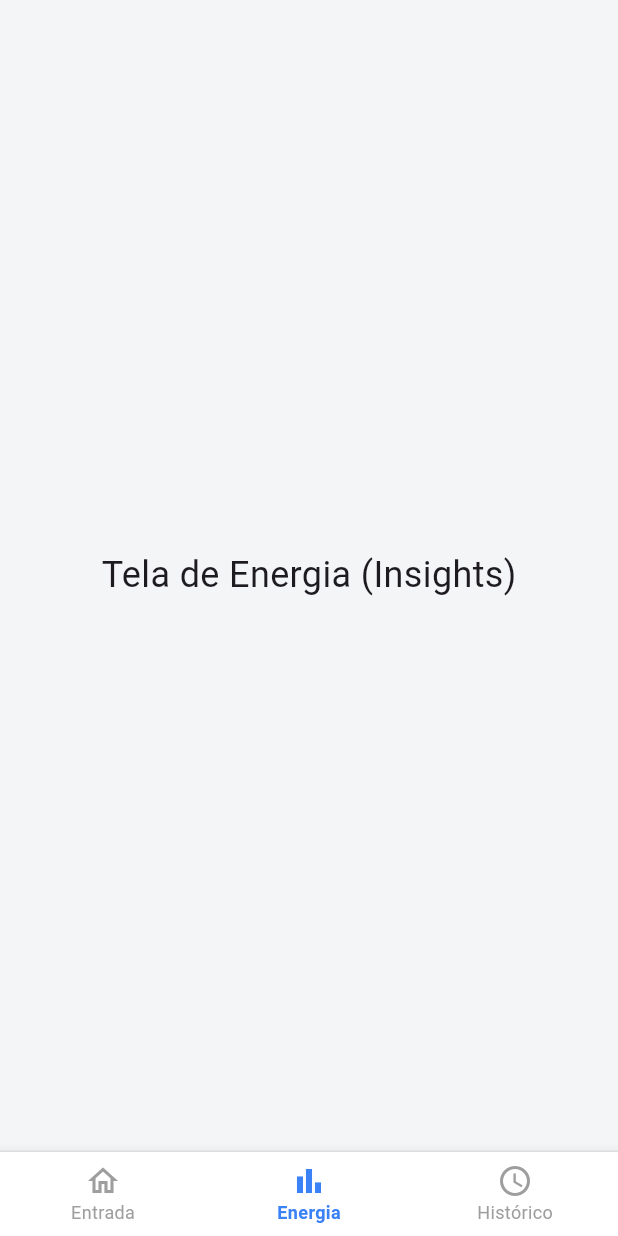
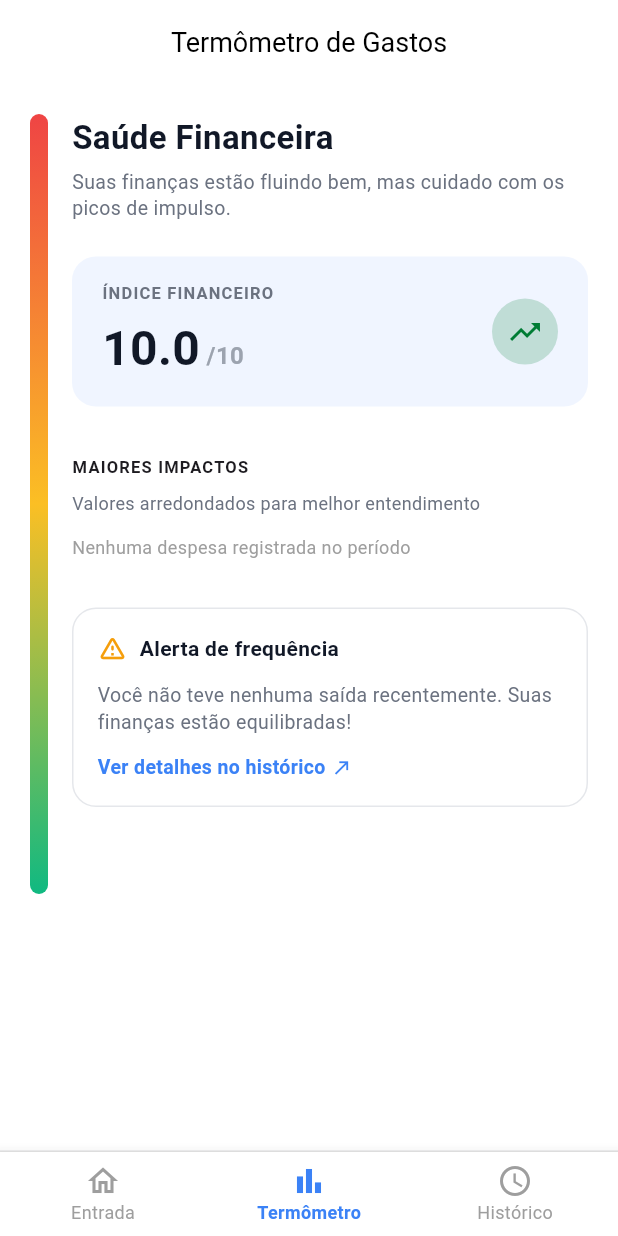
Before and after one commit to joaoelias1921/finance-flutter, a Flutter app: the screen it shows after launch, item 2 of the bottom bar chosen, on a phone screen of 412 x 824 dp. Run offline on Flutter 3.47's test engine with Material 3 defaults, Android fonts, the light colour scheme and no system bars; our stand-ins replace shared_preferences.

Commit message:
feat: implement insights screen + adjustments

```diff
--- a/lib/main.dart
+++ b/lib/main.dart
@@ -1,5 +1,6 @@
 import 'package:flutter/material.dart';
 import 'screens/entry_screen.dart';
+import 'screens/insights/insights_screen.dart';
 import 'screens/history_screen.dart';
 
 void main() {
@@ -33,18 +34,22 @@ class MainNavigationScreen extends StatefulWidget {
 class _MainNavigationScreenState extends State<MainNavigationScreen> {
   int _currentIndex = 0;
 
-  final List<Widget> _screens = [
-    EntryScreen(),
-    Center(
-      child: Text('Tela de Energia (Insights)', style: TextStyle(fontSize: 24)),
-    ),
-    HistoryScreen(),
-  ];
-
   @override
   Widget build(BuildContext context) {
+    final List<Widget> screens = [
+      const EntryScreen(),
+      InsightsScreen(
+        onNavigateToHistory: () {
+          setState(() {
+            _currentIndex = 2;
+          });
+        },
+      ),
+      const HistoryScreen(),
+    ];
+
     return Scaffold(
-      body: _screens[_currentIndex],
+      body: screens[_currentIndex],
       bottomNavigationBar: Container(
         decoration: BoxDecoration(
           border: Border(top: BorderSide(color: Color(0xFFE5E5E5), width: 1)),
@@ -74,7 +79,7 @@ class _MainNavigationScreenState extends State<MainNavigationScreen> {
             BottomNavigationBarItem(
               icon: Icon(Icons.bar_chart_outlined),
               activeIcon: Icon(Icons.bar_chart),
-              label: 'Energia',
+              label: 'Termômetro',
             ),
             BottomNavigationBarItem(
               icon: Icon(Icons.access_time),
--- a/lib/screens/history_screen.dart
+++ b/lib/screens/history_screen.dart
@@ -112,6 +112,13 @@ class _HistoryScreenState extends State<HistoryScreen> {
     });
   }
 
+  Future<void> _clearTransactions() async {
+    setState(() => _isLoading = true);
+    await _transactionService.clearAll();
+    _transactions = [];
+    setState(() => _isLoading = false);
+  }
+
   Map<String, List<Transaction>> get _groupedTransactions {
     final Map<String, List<Transaction>> grouped = {};
     for (var transaction in _transactions) {
@@ -148,6 +155,10 @@ class _HistoryScreenState extends State<HistoryScreen> {
         ),
         centerTitle: true,
         actions: [
+          IconButton(
+            icon: Icon(Icons.delete_forever, color: Colors.redAccent, size: 24),
+            onPressed: _clearTransactions, // Permite recarregar manualmente
+          ),
           IconButton(
             icon: Icon(Icons.refresh, color: Colors.black, size: 24),
             onPressed: _loadTransactions, // Permite recarregar manualmente
--- /dev/null
+++ b/lib/screens/insights/insights_calculator.dart
@@ -0,0 +1,178 @@
+import 'package:flutter/material.dart';
+import '../../models/transaction_model.dart';
+
+class CategoryImpact {
+  final String label;
+  final double totalAmount;
+  final double percentage;
+  final Color color;
+  final IconData icon;
+
+  const CategoryImpact({
+    required this.label,
+    required this.totalAmount,
+    required this.percentage,
+    required this.color,
+    required this.icon,
+  });
+}
+
+class FinancialInsightsData {
+  final double financialIndex;
+  final List<CategoryImpact> topImpacts;
+  final String mostFrequentCategoryName;
+  final int mostFrequentCategoryCount;
+  final bool isLastExpense;
+
+  const FinancialInsightsData({
+    required this.financialIndex,
+    required this.topImpacts,
+    required this.mostFrequentCategoryName,
+    required this.mostFrequentCategoryCount,
+    required this.isLastExpense,
+  });
+}
+
+class _TransactionTotals {
+  double incomeSum = 0;
+  double expenseSum = 0;
+  final Map<String, double> categorySums = {};
+  final Map<String, int> categoryCounts = {};
+  final Map<String, CategoryItemData> categoryInfo = {};
+}
+
+class MostFrequentCategory {
+  final String label;
+  final int count;
+
+  const MostFrequentCategory({required this.label, required this.count});
+}
+
+class FinancialCalculator {
+  FinancialInsightsData process(List<TransactionModel> transactions) {
+    final totals = _accumulateTotals(transactions);
+    final mostFrequentCategory = _identifyMostFrequentCategory(
+      totals.categoryCounts,
+    );
+
+    return FinancialInsightsData(
+      financialIndex: _calculateFinancialIndex(
+        totals.incomeSum,
+        totals.expenseSum,
+      ),
+      topImpacts: _calculateTopImpacts(
+        totals.expenseSum,
+        totals.categorySums,
+        totals.categoryInfo,
+      ),
+      mostFrequentCategoryName: mostFrequentCategory.label,
+      mostFrequentCategoryCount: mostFrequentCategory.count,
+      isLastExpense: transactions.isNotEmpty
+          ? transactions.first.isExpense
+          : false,
+    );
+  }
+
+  _TransactionTotals _accumulateTotals(List<TransactionModel> transactions) {
+    final totals = _TransactionTotals();
+    for (var t in transactions) {
+      if (!t.isExpense) {
+        totals.incomeSum += t.amount;
+        continue;
+      }
+      totals.expenseSum += t.amount;
+      totals.categorySums[t.categoryLabel] =
+          (totals.categorySums[t.categoryLabel] ?? 0) + t.amount;
+      totals.categoryCounts[t.categoryLabel] =
+          (totals.categoryCounts[t.categoryLabel] ?? 0) + 1;
+      totals.categoryInfo[t.categoryLabel] = _getCategoryData(t.categoryId);
+    }
+    return totals;
+  }
+
+  CategoryItemData _getCategoryData(String categoryId) {
+    switch (categoryId.toLowerCase()) {
+      case 'essential':
+        return CategoryItemData(
+          color: Color(0xFF10B981),
+          icon: Icons.interests_outlined,
+        );
+      case 'fun':
+        return CategoryItemData(
+          color: Color(0xFFF59E0B),
+          icon: Icons.sports_esports_outlined,
+        );
+      case 'finance':
+        return CategoryItemData(
+          color: Color(0xFF3B82F6),
+          icon: Icons.analytics,
+        );
+      default:
+        return CategoryItemData(
+          color: Color(0xFFEF4444),
+          icon: Icons.redeem_outlined,
+        );
+    }
+  }
+
+  MostFrequentCategory _identifyMostFrequentCategory(
+    Map<String, int> categoryCounts,
+  ) {
+    String topCategoryLabel = '';
+    int topCategoryCount = 0;
+    categoryCounts.forEach((label, count) {
+      if (count > topCategoryCount) {
+        topCategoryCount = count;
+        topCategoryLabel = label;
+      }
+    });
+
+    return MostFrequentCategory(
+      label: topCategoryLabel,
+      count: topCategoryCount,
+    );
+  }
+
+  double _calculateFinancialIndex(double incomeSum, double expenseSum) {
+    if (incomeSum > 0) {
+      final ratio = expenseSum / incomeSum;
+      return (10 - (ratio * 5)).clamp(1.0, 10.0);
+    }
+    if (expenseSum > 0) return 3.0;
+    return 10.0;
+  }
+
+  List<CategoryImpact> _calculateTopImpacts(
+    double expenseSum,
+    Map<String, double> categorySums,
+    Map<String, CategoryItemData> categoryInfo,
+  ) {
+    if (expenseSum == 0) return [];
+    final List<CategoryImpact> impacts = [];
+
+    categorySums.forEach((label, amount) {
+      final percentage = (amount / expenseSum) * 100;
+      final info =
+          categoryInfo[label] ??
+          CategoryItemData(color: Color(0xFF6B7280), icon: Icons.category);
+
+      impacts.add(
+        CategoryImpact(
+          label: label,
+          totalAmount: amount,
+          percentage: percentage,
+          color: info.color,
+          icon: info.icon,
+        ),
+      );
+    });
+    impacts.sort((a, b) => b.totalAmount.compareTo(a.totalAmount));
+    return impacts;
+  }
+}
+
+class CategoryItemData {
+  final Color color;
+  final IconData icon;
+  CategoryItemData({required this.color, required this.icon});
+}
--- /dev/null
+++ b/lib/screens/insights/insights_screen.dart
@@ -0,0 +1,100 @@
+import 'package:finance_flutter/screens/insights/insights_calculator.dart';
+import 'package:finance_flutter/screens/insights/widgets/alert_card.dart';
+import 'package:finance_flutter/screens/insights/widgets/financial_index_card.dart';
+import 'package:finance_flutter/screens/insights/widgets/health_section.dart';
+import 'package:finance_flutter/screens/insights/widgets/major_impacts_section.dart';
+import 'package:finance_flutter/screens/insights/widgets/thermometer_bar.dart';
+import 'package:flutter/material.dart';
+import '../../services/transaction_service.dart';
+
+class InsightsScreen extends StatefulWidget {
+  final VoidCallback onNavigateToHistory;
+
+  const InsightsScreen({super.key, required this.onNavigateToHistory});
+
+  @override
+  State<InsightsScreen> createState() => _InsightsScreenState();
+}
+
+class _InsightsScreenState extends State<InsightsScreen> {
+  final TransactionService _transactionService = TransactionService();
+  final FinancialCalculator _financialCalculator = FinancialCalculator();
+  bool _isLoading = true;
+  FinancialInsightsData? _data;
+
+  @override
+  void initState() {
+    super.initState();
+    _loadData();
+  }
+
+  Future<void> _loadData() async {
+    setState(() => _isLoading = true);
+    final transactions = await _transactionService.getTransactions();
+    setState(() {
+      _data = _financialCalculator.process(transactions);
+      _isLoading = false;
+    });
+  }
+
+  @override
+  Widget build(BuildContext context) {
+    return Scaffold(
+      backgroundColor: Colors.white,
+      appBar: AppBar(
+        backgroundColor: Colors.white,
+        title: Text(
+          'Termômetro de Gastos',
+          style: TextStyle(color: Colors.black, fontSize: 18),
+        ),
+        centerTitle: true,
+      ),
+      body: _isLoading || _data == null
+          ? Center(child: CircularProgressIndicator())
+          : RefreshIndicator(
+              onRefresh: _loadData,
+              child: SingleChildScrollView(
+                physics: AlwaysScrollableScrollPhysics(),
+                padding: EdgeInsets.all(20),
+                child: Row(
+                  crossAxisAlignment: CrossAxisAlignment.start,
+                  children: [
+                    ThermometerBar(),
+                    SizedBox(width: 16),
+                    Expanded(
+                      child: Column(
+                        crossAxisAlignment: CrossAxisAlignment.start,
+                        children: [
+                          HealthSection(financialIndex: _data!.financialIndex),
+                          SizedBox(height: 24),
+                          FinancialIndexCard(
+                            financialIndex: _data!.financialIndex,
+                            isLastExpense: _data!.isLastExpense,
+                          ),
+                          SizedBox(height: 32),
+                          MajorImpactsSection(topImpacts: _data!.topImpacts),
+                          SizedBox(height: 32),
+                          AlertCard(
+                            mostFrequentCategoryCount:
+                                _data!.mostFrequentCategoryCount,
+                            mostFrequentCategoryName:
+                                _data!.mostFrequentCategoryName,
+                            onNavigateToHistory: widget.onNavigateToHistory,
+                          ),
+                        ],
+                      ),
+                    ),
+                  ],
+                ),
+              ),
+            ),
+    );
+  }
+}
+
+class CategoryItemData {
+  const CategoryItemData({required this.color, required this.icon});
+
+  final Color color;
+  final IconData icon;
+}
--- /dev/null
+++ b/lib/screens/insights/widgets/alert_card.dart
@@ -0,0 +1,87 @@
+import 'package:flutter/material.dart';
+import 'package:finance_flutter/extensions/string_extension.dart';
+
+class AlertCard extends StatelessWidget {
+  const AlertCard({
+    super.key,
+    required this.mostFrequentCategoryCount,
+    required this.mostFrequentCategoryName,
+    required this.onNavigateToHistory,
+  });
+
+  final String mostFrequentCategoryName;
+  final int mostFrequentCategoryCount;
+  final VoidCallback onNavigateToHistory;
+
+  @override
+  Widget build(BuildContext context) {
+    final String purchasesText = mostFrequentCategoryCount == 1
+        ? '1 saída'
+        : '$mostFrequentCategoryCount saídas';
+
+    return Container(
+      padding: EdgeInsets.all(16),
+      decoration: BoxDecoration(
+        color: Colors.white,
+        borderRadius: BorderRadius.circular(16),
+        border: Border.all(color: Color(0xFFE5E7EB)),
+      ),
+      child: Column(
+        crossAxisAlignment: CrossAxisAlignment.start,
+        children: [
+          Row(
+            children: [
+              Icon(
+                Icons.warning_amber_rounded,
+                color: Color(0xFFF59E0B),
+                size: 20,
+              ),
+              SizedBox(width: 8),
+              Text(
+                'Alerta de frequência',
+                style: TextStyle(
+                  fontSize: 14,
+                  fontWeight: FontWeight.bold,
+                  color: Color(0xFF111827),
+                ),
+              ),
+            ],
+          ),
+          SizedBox(height: 12),
+
+          Text(
+            mostFrequentCategoryCount > 0
+                ? 'Você teve $purchasesText na categoria ${mostFrequentCategoryName.capitalize()}. Isso pode impactar sua saúde financeira'
+                : 'Você não teve nenhuma saída recentemente. Suas finanças estão equilibradas!',
+            style: TextStyle(
+              fontSize: 13,
+              color: Color(0xFF6B7280),
+              height: 1.4,
+            ),
+          ),
+          SizedBox(height: 12),
+
+          GestureDetector(
+            onTap: () {
+              onNavigateToHistory.call();
+            },
+            child: Row(
+              children: [
+                Text(
+                  'Ver detalhes no histórico',
+                  style: TextStyle(
+                    fontSize: 13,
+                    fontWeight: FontWeight.bold,
+                    color: Color(0xFF3B82F6),
+                  ),
+                ),
+                SizedBox(width: 4),
+                Icon(Icons.north_east, size: 14, color: Color(0xFF3B82F6)),
+              ],
+            ),
+          ),
+        ],
+      ),
+    );
+  }
+}
--- /dev/null
+++ b/lib/screens/insights/widgets/financial_index_card.dart
@@ -0,0 +1,78 @@
+import 'package:flutter/material.dart';
+
+class FinancialIndexCard extends StatelessWidget {
+  const FinancialIndexCard({
+    super.key,
+    required this.financialIndex,
+    required this.isLastExpense,
+  });
+
+  final double financialIndex;
+  final bool isLastExpense;
+
+  @override
+  Widget build(BuildContext context) {
+    return Container(
+      padding: EdgeInsets.symmetric(horizontal: 20, vertical: 16),
+      decoration: BoxDecoration(
+        color: Color(0xFFF0F5FF),
+        borderRadius: BorderRadius.circular(16),
+      ),
+      child: Row(
+        mainAxisAlignment: MainAxisAlignment.spaceBetween,
+        children: [
+          Column(
+            crossAxisAlignment: CrossAxisAlignment.start,
+            children: [
+              Text(
+                'ÍNDICE FINANCEIRO',
+                style: TextStyle(
+                  fontSize: 11,
+                  fontWeight: FontWeight.bold,
+                  letterSpacing: 0.8,
+                  color: Color(0xFF6B7280),
+                ),
+              ),
+              SizedBox(height: 6),
+              Row(
+                crossAxisAlignment: CrossAxisAlignment.baseline,
+                textBaseline: TextBaseline.alphabetic,
+                children: [
+                  Text(
+                    financialIndex.toStringAsFixed(1),
+                    style: TextStyle(
+                      fontSize: 32,
+                      fontWeight: FontWeight.bold,
+                      color: Color(0xFF111827),
+                    ),
+                  ),
+                  Text(
+                    ' /10',
+                    style: TextStyle(
+                      fontSize: 16,
+                      fontWeight: FontWeight.bold,
+                      color: Color(0xFF9CA3AF),
+                    ),
+                  ),
+                ],
+              ),
+            ],
+          ),
+          Container(
+            width: 44,
+            height: 44,
+            decoration: BoxDecoration(
+              color: isLastExpense
+                  ? Color(0xFFFEE2E2)
+                  : Color(0xFF007C34).withValues(alpha: 0.2),
+              shape: BoxShape.circle,
+            ),
+            child: isLastExpense
+                ? Icon(Icons.trending_down, color: Color(0xFFEF4444), size: 24)
+                : Icon(Icons.trending_up, color: Color(0xFF007C34), size: 24),
+          ),
+        ],
+      ),
+    );
+  }
+}
--- /dev/null
+++ b/lib/screens/insights/widgets/health_section.dart
@@ -0,0 +1,31 @@
+import 'package:flutter/material.dart';
+
+class HealthSection extends StatelessWidget {
+  const HealthSection({super.key, required this.financialIndex});
+
+  final double financialIndex;
+
+  @override
+  Widget build(BuildContext context) {
+    return Column(
+      crossAxisAlignment: CrossAxisAlignment.start,
+      children: [
+        Text(
+          'Saúde Financeira',
+          style: TextStyle(
+            fontSize: 22,
+            fontWeight: FontWeight.bold,
+            color: Color(0xFF111827),
+          ),
+        ),
+        SizedBox(height: 6),
+        Text(
+          financialIndex >= 7.0
+              ? 'Suas finanças estão fluindo bem, mas cuidado com os picos de impulso.'
+              : 'Atenção aos gastos! Suas despesas estão pesando no orçamento.',
+          style: TextStyle(fontSize: 13, color: Color(0xFF6B7280), height: 1.3),
+        ),
+      ],
+    );
+  }
+}
--- /dev/null
+++ b/lib/screens/insights/widgets/major_impacts_section.dart
@@ -0,0 +1,112 @@
+import 'package:flutter/material.dart';
+import 'package:finance_flutter/screens/insights/insights_calculator.dart';
+import 'package:finance_flutter/extensions/string_extension.dart';
+
+class MajorImpactsSection extends StatelessWidget {
+  const MajorImpactsSection({super.key, required this.topImpacts});
+
+  final List<CategoryImpact> topImpacts;
+
+  @override
+  Widget build(BuildContext context) {
+    return Column(
+      crossAxisAlignment: CrossAxisAlignment.start,
+      children: [
+        Text(
+          'MAIORES IMPACTOS',
+          style: TextStyle(
+            fontSize: 11,
+            fontWeight: FontWeight.bold,
+            letterSpacing: 0.8,
+          ),
+        ),
+        SizedBox(height: 8),
+        Text(
+          'Valores arredondados para melhor entendimento',
+          style: TextStyle(fontSize: 12, color: Color(0xFF6B7280)),
+        ),
+        SizedBox(height: 12),
+        if (topImpacts.isEmpty)
+          Text(
+            'Nenhuma despesa registrada no período',
+            style: TextStyle(fontSize: 12, color: Colors.grey),
+          )
+        else
+          ...topImpacts.take(3).map((impact) => _buildImpactCard(impact)),
+      ],
+    );
+  }
+
+  Widget _buildImpactCard(CategoryImpact impact) {
+    final formattedAmount =
+        'R\$ ${impact.totalAmount.toStringAsFixed(0).replaceAll('.', ',')}';
+
+    return Container(
+      margin: EdgeInsets.only(bottom: 12),
+      padding: EdgeInsets.all(12),
+      decoration: BoxDecoration(
+        color: Colors.white,
+        borderRadius: BorderRadius.circular(16),
+        border: Border.all(color: Color(0xFFE5E7EB)),
+      ),
+      child: Row(
+        children: [
+          Container(
+            width: 40,
+            height: 40,
+            decoration: BoxDecoration(
+              color: impact.color,
+              borderRadius: BorderRadius.circular(12),
+            ),
+            child: Icon(impact.icon, color: Colors.white, size: 22),
+          ),
+          SizedBox(width: 12),
+          Expanded(
+            child: Column(
+              crossAxisAlignment: CrossAxisAlignment.start,
+              children: [
+                Text(
+                  impact.label.capitalize(),
+                  style: TextStyle(
+                    fontSize: 14,
+                    fontWeight: FontWeight.bold,
+                    color: Color(0xFF111827),
+                  ),
+                ),
+                SizedBox(height: 6),
+                ClipRRect(
+                  borderRadius: BorderRadius.circular(4),
+                  child: LinearProgressIndicator(
+                    value: impact.percentage / 100,
+                    minHeight: 6,
+                    backgroundColor: Color(0xFFF3F4F6),
+                    valueColor: AlwaysStoppedAnimation<Color>(impact.color),
+                  ),
+                ),
+              ],
+            ),
+          ),
+          SizedBox(width: 12),
+          Column(
+            crossAxisAlignment: CrossAxisAlignment.end,
+            children: [
+              Text(
+                formattedAmount,
+                style: TextStyle(
+                  fontSize: 14,
+                  fontWeight: FontWeight.bold,
+                  color: Color(0xFF111827),
+                ),
+              ),
+              SizedBox(height: 4),
+              Text(
+                '${impact.percentage.toStringAsFixed(0)}%',
+                style: TextStyle(fontSize: 11, color: Color(0xFF9CA3AF)),
+              ),
+            ],
+          ),
+        ],
+      ),
+    );
+  }
+}
--- /dev/null
+++ b/lib/screens/insights/widgets/thermometer_bar.dart
@@ -0,0 +1,21 @@
+import 'package:flutter/material.dart';
+
+class ThermometerBar extends StatelessWidget {
+  const ThermometerBar({super.key});
+
+  @override
+  Widget build(BuildContext context) {
+    return Container(
+      width: 12,
+      height: 520,
+      decoration: BoxDecoration(
+        borderRadius: BorderRadius.circular(6),
+        gradient: LinearGradient(
+          begin: Alignment.topCenter,
+          end: Alignment.bottomCenter,
+          colors: [Color(0xFFEF4444), Color(0xFFFBBF24), Color(0xFF10B981)],
+        ),
+      ),
+    );
+  }
+}
```
